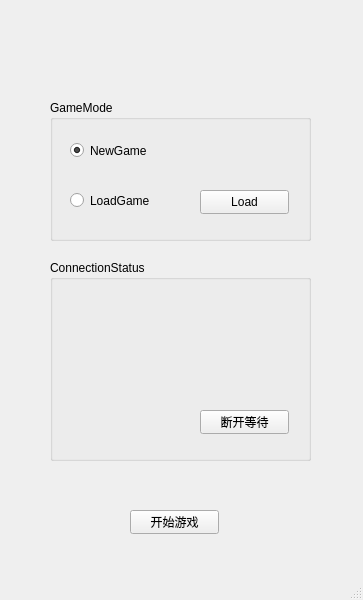
Above: ChineseChess/mainwindow.ui from Suffoquer-fang/QtDemo before the change. Below: the same form after it.
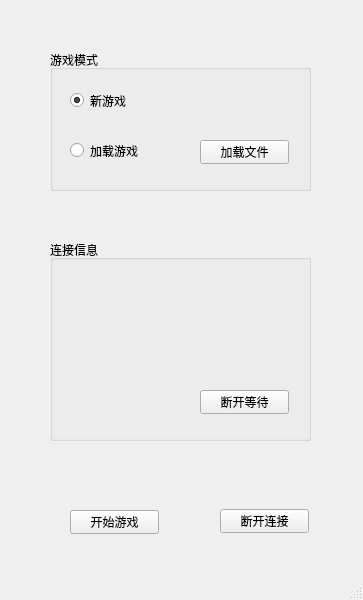
That is the form after the change.

Commit message: Done (with extra buttons)

The edit to the form file:
```diff
--- a/ChineseChess/mainwindow.ui
+++ b/ChineseChess/mainwindow.ui
@@ -13,18 +13,21 @@
   <property name="windowTitle">
    <string>MainWindow</string>
   </property>
+  <property name="styleSheet">
+   <string notr="true"/>
+  </property>
   <widget class="QWidget" name="centralwidget">
    <widget class="QGroupBox" name="groupBox">
     <property name="geometry">
      <rect>
       <x>50</x>
-      <y>100</y>
+      <y>50</y>
       <width>261</width>
       <height>141</height>
      </rect>
     </property>
     <property name="title">
-     <string>GameMode</string>
+     <string>游戏模式</string>
     </property>
     <widget class="QRadioButton" name="radioButton">
      <property name="geometry">
@@ -36,7 +39,7 @@
       </rect>
      </property>
      <property name="text">
-      <string>NewGame</string>
+      <string>新游戏</string>
      </property>
      <property name="checked">
       <bool>true</bool>
@@ -52,7 +55,7 @@
       </rect>
      </property>
      <property name="text">
-      <string>LoadGame</string>
+      <string>加载游戏</string>
      </property>
     </widget>
     <widget class="QPushButton" name="pushButton">
@@ -65,7 +68,7 @@
       </rect>
      </property>
      <property name="text">
-      <string>Load</string>
+      <string>加载文件</string>
      </property>
     </widget>
    </widget>
@@ -73,19 +76,19 @@
     <property name="geometry">
      <rect>
       <x>50</x>
-      <y>260</y>
+      <y>240</y>
       <width>261</width>
       <height>201</height>
      </rect>
     </property>
     <property name="title">
-     <string>ConnectionStatus</string>
+     <string>连接信息</string>
     </property>
     <widget class="QLabel" name="label">
      <property name="geometry">
       <rect>
        <x>30</x>
-       <y>40</y>
+       <y>50</y>
        <width>191</width>
        <height>31</height>
       </rect>
@@ -137,7 +140,7 @@
    <widget class="QPushButton" name="pushButton_3">
     <property name="geometry">
      <rect>
-      <x>130</x>
+      <x>70</x>
       <y>510</y>
       <width>89</width>
       <height>24</height>
@@ -147,6 +150,19 @@
      <string>开始游戏</string>
     </property>
    </widget>
+   <widget class="QPushButton" name="pushButton_4">
+    <property name="geometry">
+     <rect>
+      <x>220</x>
+      <y>509</y>
+      <width>89</width>
+      <height>24</height>
+     </rect>
+    </property>
+    <property name="text">
+     <string>断开连接</string>
+    </property>
+   </widget>
   </widget>
   <widget class="QMenuBar" name="menubar">
    <property name="geometry">
```
The commit also changes 5 other files.
